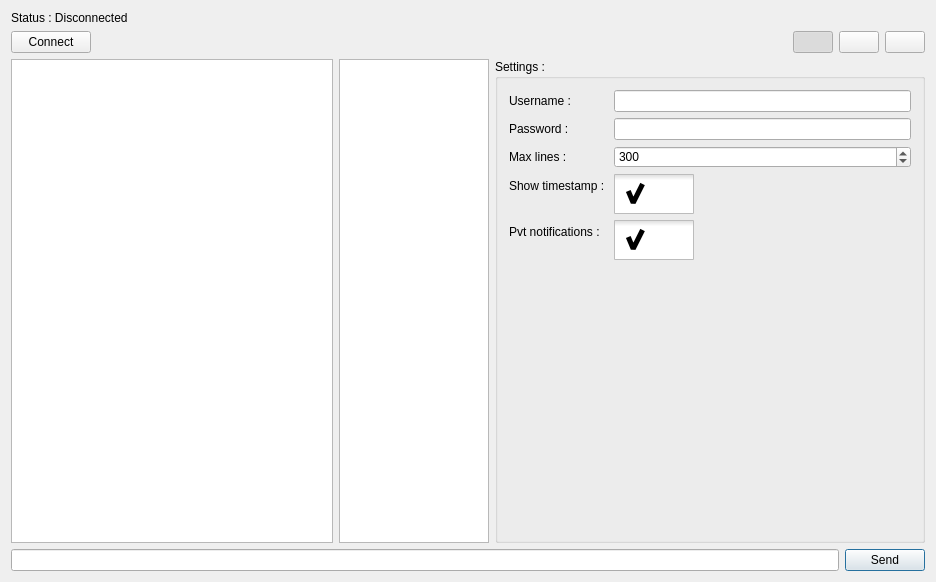
This is dialog.ui in PopRe/PopMM-Mobile as Qt 5 draws it before an edit. The edited form follows.
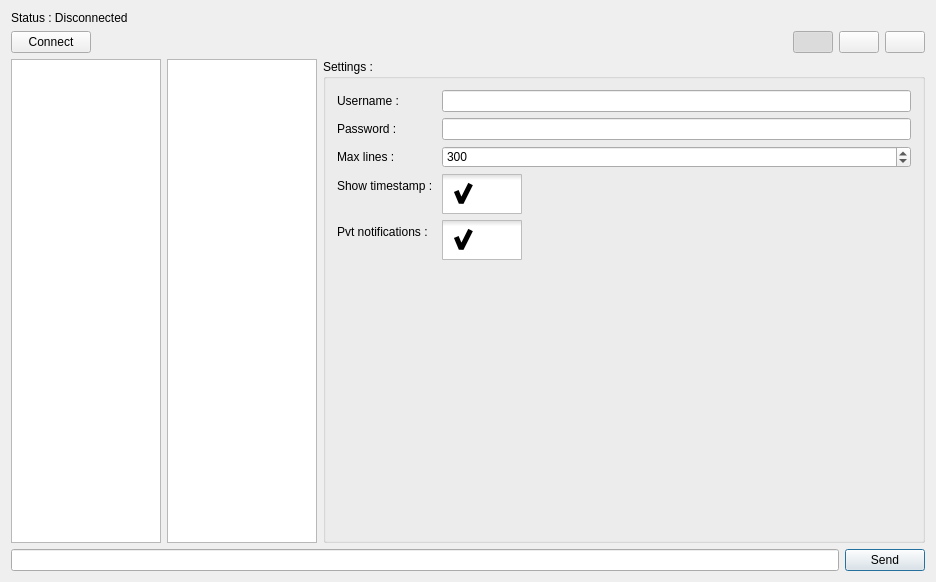
This is the edited form. Icons and pictures are not drawn.

Commit message: Changed size of settings window.

Diff of the .ui file:
```diff
--- a/dialog.ui
+++ b/dialog.ui
@@ -195,7 +195,7 @@
       <widget class="QGroupBox" name="groupBox">
        <property name="sizePolicy">
         <sizepolicy hsizetype="Expanding" vsizetype="Expanding">
-         <horstretch>4</horstretch>
+         <horstretch>12</horstretch>
          <verstretch>0</verstretch>
         </sizepolicy>
        </property>
```
The commit also changes 1 other file.
